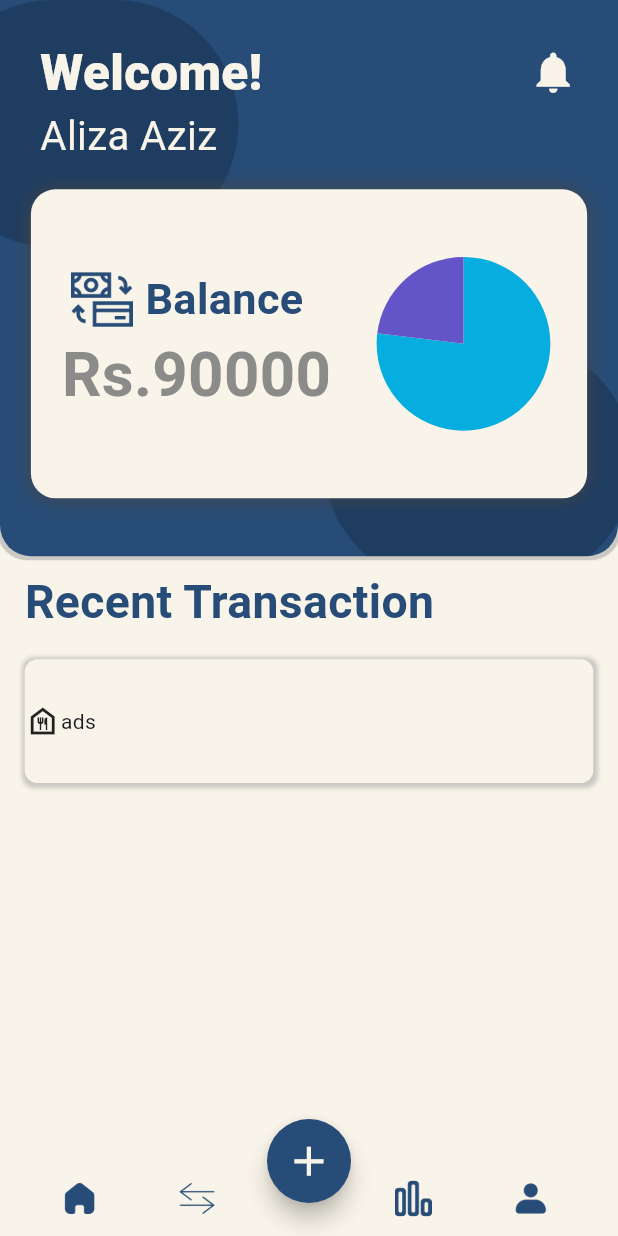
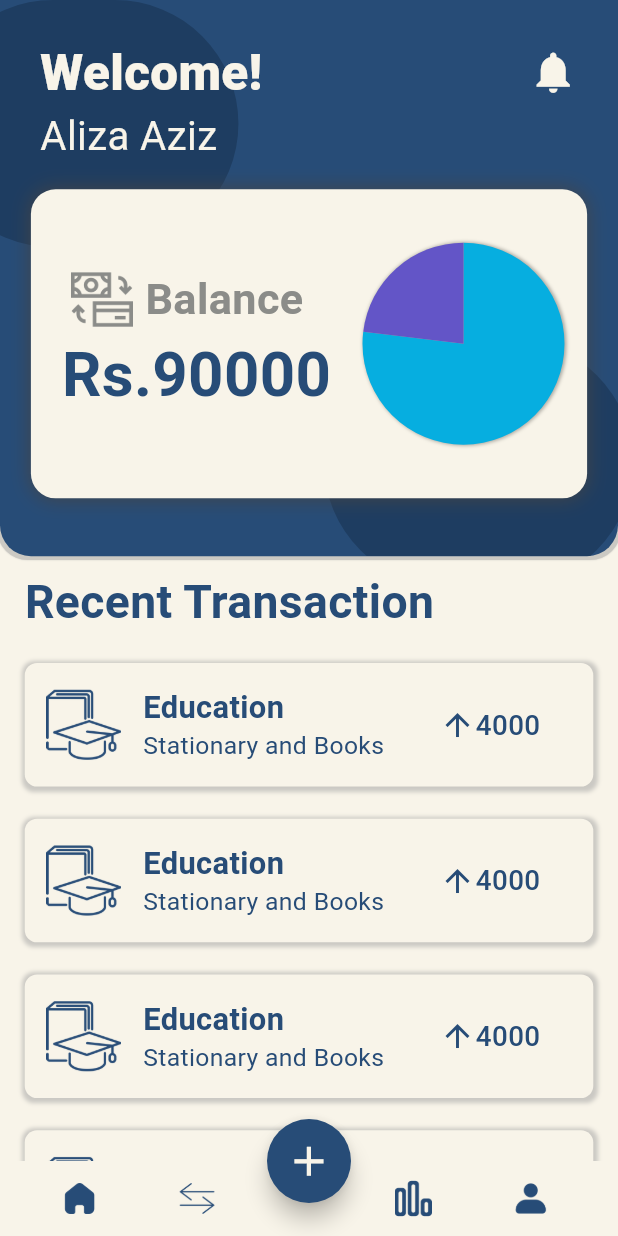
Before and after one commit to Aliza02/ExpenseTracker, a Flutter app: the screen it shows after launch, on a phone screen of 412 x 824 dp. Run offline on Flutter 3.47's test engine with Material 3 defaults, Android fonts, the phone set to English and light mode, and no system bars; our stand-ins replace fl_chart, flutter_bloc, flutter_svg, get, syncfusion_flutter_charts; missing offline and left inert: dart:ffi.

Commit message:
stats screen ui done

```diff
--- /dev/null
+++ b/lib/bloc/onboardingBloc/statsBloc/stats_bloc.dart
@@ -0,0 +1,10 @@
+import 'package:expensetracker/bloc/onboardingBloc/statsBloc/stats_events.dart';
+import 'package:expensetracker/bloc/onboardingBloc/statsBloc/stats_states.dart';
+import 'package:flutter_bloc/flutter_bloc.dart';
+
+class statsBloc extends Bloc<StatsEvents, StatsStates> {
+  statsBloc() : super(StatButtonSelectedStates(0)) {
+    on<MonthlyStatsEvents>((event, emit) => emit(StatButtonSelectedStates(1)));
+    on<WeeklyStatsEvents>((event, emit) => emit(StatButtonSelectedStates(0)));
+  }
+}
--- /dev/null
+++ b/lib/bloc/onboardingBloc/statsBloc/stats_events.dart
@@ -0,0 +1,5 @@
+abstract class StatsEvents {}
+
+class MonthlyStatsEvents extends StatsEvents {}
+
+class WeeklyStatsEvents extends StatsEvents {}
--- /dev/null
+++ b/lib/bloc/onboardingBloc/statsBloc/stats_states.dart
@@ -0,0 +1,8 @@
+abstract class StatsStates {}
+
+class StatButtonSelectedStates extends StatsStates {
+  int index = 0;
+  StatButtonSelectedStates(this.index);
+}
+
+class StatButtonUnselectedStates extends StatsStates {}
--- /dev/null
+++ b/lib/bloc/onboardingBloc/transactionTileBloc/transactionTile_bloc.dart
@@ -0,0 +1,13 @@
+import 'package:expensetracker/bloc/onboardingBloc/transactionTileBloc/transactionTile_events.dart';
+import 'package:expensetracker/bloc/onboardingBloc/transactionTileBloc/transactionTile_states.dart';
+
+import 'package:flutter_bloc/flutter_bloc.dart';
+
+class TransactionTileBloc
+    extends Bloc<TransactionTileColorEvents, TransactionTileColorState> {
+  TransactionTileBloc() : super(TransactionTileInBlueColor()) {
+    //  on<TransactionTileHomeScreenEvent>((event, emit) => emit(TransactionTileColor));
+    on<TransactionTileAllTransactionEvent>(
+        (event, emit) => emit(TransactionTileInBlackColor()));
+  }
+}
--- /dev/null
+++ b/lib/bloc/onboardingBloc/transactionTileBloc/transactionTile_events.dart
@@ -0,0 +1,10 @@
+// enum TransactionTileColorEvents {
+//   transactionTileHomeScreenEvent,
+//   transactionTileInAllTransactionEvent
+// }
+
+abstract class TransactionTileColorEvents {}
+
+class TransactionTileHomeScreenEvent extends TransactionTileColorEvents {}
+
+class TransactionTileAllTransactionEvent extends TransactionTileColorEvents {}
--- /dev/null
+++ b/lib/bloc/onboardingBloc/transactionTileBloc/transactionTile_states.dart
@@ -0,0 +1,5 @@
+abstract class TransactionTileColorState {}
+
+class TransactionTileInBlueColor extends TransactionTileColorState {}
+
+class TransactionTileInBlackColor extends TransactionTileColorState {}
--- a/lib/main.dart
+++ b/lib/main.dart
@@ -1,8 +1,12 @@
 import 'package:expensetracker/bloc/onboardingBloc/onboarding_bloc.dart';
+import 'package:expensetracker/bloc/onboardingBloc/statsBloc/stats_bloc.dart';
+import 'package:expensetracker/bloc/onboardingBloc/transactionTileBloc/transactionTile_bloc.dart';
 import 'package:expensetracker/screens/SignIn_SignUp/signin.dart';
 import 'package:expensetracker/screens/add_transaction.dart';
 import 'package:expensetracker/screens/home/home_screen.dart';
 import 'package:expensetracker/screens/onboarding/onboarding_screens.dart';
+import 'package:expensetracker/screens/stats/stats.dart';
+import 'package:expensetracker/screens/transactions/all_transactions.dart';
 import 'package:flutter/material.dart';
 import 'package:flutter_bloc/flutter_bloc.dart';
 import 'package:get/get.dart';
@@ -33,14 +37,30 @@ class MyApp extends StatelessWidget {
         );
       case '/home':
         return GetPageRoute(
-          page: () => const HomeScreen(),
+          page: () => BlocProvider(
+            create: (context) => TransactionTileBloc(),
+            child: const HomeScreen(),
+          ),
           settings: settings,
         );
       case '/addTransaction':
         return GetPageRoute(
           page: () => const AddTransaction(),
           settings: settings,
+        );
 
+      case '/allTransactions':
+        return GetPageRoute(
+          page: () => AllTransactions(),
+          settings: settings,
+        );
+      case '/stats':
+        return GetPageRoute(
+          page: () => BlocProvider(
+            create: (context) => statsBloc(),
+            child: Stats(),
+          ),
+          settings: settings,
         );
       default:
         return GetPageRoute(
--- a/lib/screens/home/home_screen.dart
+++ b/lib/screens/home/home_screen.dart
@@ -1,9 +1,13 @@
+import 'package:expensetracker/bloc/onboardingBloc/transactionTileBloc/transactionTile_bloc.dart';
+import 'package:expensetracker/bloc/onboardingBloc/transactionTileBloc/transactionTile_events.dart';
 import 'package:expensetracker/model/chart_data.dart';
 import 'package:expensetracker/res/colors.dart';
 import 'package:expensetracker/res/icons.dart';
 import 'package:expensetracker/res/images.dart';
+import 'package:expensetracker/widgets/transaction_tile.dart';
 import 'package:fl_chart/fl_chart.dart';
 import 'package:flutter/material.dart';
+import 'package:flutter_bloc/flutter_bloc.dart';
 import 'package:flutter_svg/svg.dart';
 import 'package:get/get.dart';
 import 'package:syncfusion_flutter_charts/charts.dart';
@@ -25,13 +29,12 @@ class HomeScreenState extends State<HomeScreen> {
     return SafeArea(
         child: Scaffold(
       bottomNavigationBar: BottomAppBar(
-        shape: CircularNotchedRectangle(),
+        shape: const CircularNotchedRectangle(),
         color: AppColors.cream,
         elevation: 6.0,
         notchMargin: 6.0,
         height: 50.0,
         child: Row(
-          // mainAxisAlignment: MainAxisAlignment.spaceAround,
           crossAxisAlignment: CrossAxisAlignment.center,
           children: [
             SizedBox(
@@ -47,7 +50,11 @@ class HomeScreenState extends State<HomeScreen> {
             SizedBox(
               width: Get.width * 0.2,
               child: InkWell(
-                onTap: () {},
+                onTap: () {
+                  // BlocProvider.of<TransactionTileBloc>(context)
+                  //     .add(TransactionTileAllTransactionEvent());
+                  Get.toNamed('/allTransactions');
+                },
                 child: Image.asset(
                   AppIcons.transaction,
                   height: Get.width * 0.06,
@@ -60,7 +67,9 @@ class HomeScreenState extends State<HomeScreen> {
                 left: Get.width * 0.15,
               ),
               child: InkWell(
-                onTap: () {},
+                onTap: () {
+                  Get.toNamed('/stats');
+                },
                 child: Image.asset(
                   AppIcons.stats,
                   height: Get.width * 0.06,
@@ -206,11 +215,9 @@ class HomeScreenState extends State<HomeScreen> {
                     ),
                     Container(
                       width: Get.width * 0.9,
-                      // height: Get.height * 0.2,
                       margin: EdgeInsets.only(
                         top: Get.height * 0.02,
                       ),
-
                       decoration: BoxDecoration(
                         color: AppColors.cream,
                         borderRadius: BorderRadius.circular(
@@ -230,7 +237,6 @@ class HomeScreenState extends State<HomeScreen> {
                           Container(
                             margin: EdgeInsets.only(
                               left: Get.width * 0.02,
-                              // top: Get.height * 0.05,
                             ),
                             child: Row(
                               mainAxisAlignment: MainAxisAlignment.spaceBetween,
@@ -242,6 +248,7 @@ class HomeScreenState extends State<HomeScreen> {
                                         Image.asset(
                                           'assets/images/payment.png',
                                           height: Get.width * 0.1,
+                                          color: AppColors.grey,
                                         ),
                                         SizedBox(
                                           width: Get.width * 0.02,
@@ -249,7 +256,7 @@ class HomeScreenState extends State<HomeScreen> {
                                         Text(
                                           'Balance',
                                           style: TextStyle(
-                                            color: AppColors.blue,
+                                            color: AppColors.grey,
                                             fontSize: Get.width * 0.07,
                                             fontWeight: FontWeight.bold,
                                           ),
@@ -263,7 +270,7 @@ class HomeScreenState extends State<HomeScreen> {
                                       child: Text(
                                         'Rs.90000',
                                         style: TextStyle(
-                                          color: AppColors.grey,
+                                          color: AppColors.blue,
                                           fontSize: Get.width * 0.1,
                                           fontWeight: FontWeight.bold,
                                         ),
@@ -274,15 +281,41 @@ class HomeScreenState extends State<HomeScreen> {
                                 SizedBox(
                                   height: Get.height * 0.25,
                                   width: Get.width * 0.4,
-                                  child: SfCircularChart(
+                                  child: Stack(
+                                    children: [
+                                      Positioned(
+                                        top: Get.height * 0.045,
+                                        left: Get.width * 0.042,
+                                        child: Container(
+                                          height: Get.height * 0.16,
+                                          width: Get.width * 0.32,
+                                          decoration: BoxDecoration(
+                                            color: Colors.transparent,
+                                            borderRadius: BorderRadius.circular(
+                                                Get.width),
+                                            boxShadow: [
+                                              BoxShadow(
+                                                color: Colors.black
+                                                    .withOpacity(0.3),
+                                                blurRadius: 1.4,
+                                                spreadRadius: 2.0,
+                                              ),
+                                            ],
+                                          ),
+                                        ),
+                                      ),
+                                      SfCircularChart(
                                         series: <PieSeries>[
                                           PieSeries<ChartData, dynamic>(
+                                            radius: '93%',
                                             dataSource: data,
                                             xValueMapper: (ChartData data, _) =>
                                                 data.xData,
                                             yValueMapper: (ChartData data, _) =>
                                                 data.yData,
                                           )
+                                        ],
+                                      ),
                                     ],
                                   ),
                                 ),
@@ -313,36 +346,9 @@ class HomeScreenState extends State<HomeScreen> {
           ),
           Expanded(
             child: ListView.builder(
-              itemCount: 1,
+              itemCount: 6,
               itemBuilder: (context, index) {
-                return Padding(
-                  padding: EdgeInsets.symmetric(
-                    horizontal: Get.width * 0.04,
-                    vertical: Get.height * 0.01,
-                  ),
-                  child: Container(
-                    height: Get.height * 0.1,
-                    decoration: BoxDecoration(
-                      color: AppColors.cream,
-                      borderRadius: BorderRadius.circular(Get.width * 0.02),
-                      boxShadow: [
-                        BoxShadow(
-                          offset: Offset(0.6, 1),
-                          color: Colors.grey.withOpacity(0.5),
-                          // blurStyle: BlurStyle.solid,
-                          blurRadius: 1.8,
-                          spreadRadius: 2.0,
-                        ),
-                      ],
-                    ),
-                    child: Row(
-                      children: [
-                        Icon(Icons.food_bank_outlined),
-                        Text('ads'),
-                      ],
-                    ),
-                  ),
-                );
+                return TransactionTile();
               },
             ),
           ),
--- /dev/null
+++ b/lib/widgets/transaction_tile.dart
@@ -0,0 +1,101 @@
+import 'package:expensetracker/bloc/onboardingBloc/transactionTileBloc/transactionTile_bloc.dart';
+import 'package:expensetracker/bloc/onboardingBloc/transactionTileBloc/transactionTile_states.dart';
+import 'package:expensetracker/res/icons.dart';
+import 'package:expensetracker/widgets/text.dart';
+import 'package:flutter/material.dart';
+import 'package:flutter_bloc/flutter_bloc.dart';
+import 'package:get/get.dart';
+
+import '../res/colors.dart';
+
+class TransactionTile extends StatelessWidget {
+  const TransactionTile({super.key});
+
+  @override
+  Widget build(BuildContext context) {
+    List<String> abc = [
+      'Entertainment',
+      'Education',
+      'Food',
+      'Health',
+      'Shopping',
+      'Travel',
+      'Other'
+    ];
+    return Padding(
+      padding: EdgeInsets.symmetric(
+        horizontal: Get.width * 0.04,
+        vertical: Get.height * 0.013,
+      ),
+      child: Container(
+        height: Get.height * 0.1,
+        decoration: BoxDecoration(
+          color: AppColors.cream,
+          borderRadius: BorderRadius.circular(Get.width * 0.02),
+          boxShadow: [
+            BoxShadow(
+              offset: const Offset(0.6, 1),
+              color: Colors.grey.withOpacity(0.5),
+              blurRadius: 1.8,
+              spreadRadius: 2.0,
+            ),
+          ],
+        ),
+        child: Row(
+          children: [
+            Padding(
+              padding: EdgeInsets.symmetric(
+                horizontal: Get.width * 0.035,
+              ),
+              child: Image.asset(AppIcons.education,
+                  height: 50.0, color: AppColors.blue),
+            ),
+            SizedBox(
+              width: Get.width * 0.4,
+              child: Column(
+                mainAxisAlignment: MainAxisAlignment.center,
+                crossAxisAlignment: CrossAxisAlignment.start,
+                children: [
+
+                  text(
+                      title: 'Education',
+                      fontSize: Get.width * 0.05,
+                      fontWeight: FontWeight.bold,
+                      color: AppColors.blue,
+                      ),
+
+                  text(
+                    title: 'Stationary and Books',
+                    fontSize: Get.width * 0.04,
+                    fontWeight: FontWeight.normal,
+                    color: AppColors.blue,
+                  ),
+
+                ],
+              ),
+            ),
+            // Spacer(
+            //   flex: 1,
+            // ),
+            SizedBox(
+              width: Get.width * 0.08,
+            ),
+            const Icon(
+              Icons.arrow_upward,
+              color: AppColors.blue,
+            ),
+            Padding(
+              padding: EdgeInsets.symmetric(horizontal: Get.width * 0.0),
+              child: text(
+                title: '4000',
+                fontSize: Get.width * 0.045,
+                fontWeight: FontWeight.w500,
+                color: AppColors.blue,
+              ),
+            ),
+          ],
+        ),
+      ),
+    );
+  }
+}
```
Also changed, not shown: lib/screens/add_transaction.dart (+19 -27 lines), lib/screens/stats/stats.dart (added, +300 -0 lines), lib/screens/transactions/all_transactions.dart (added, +41 -0 lines), lib/widgets/appBar.dart (added, +29 -0 lines), lib/widgets/heading.dart (added, +25 -0 lines). Lines whose indentation alone changed are shown as unchanged.
